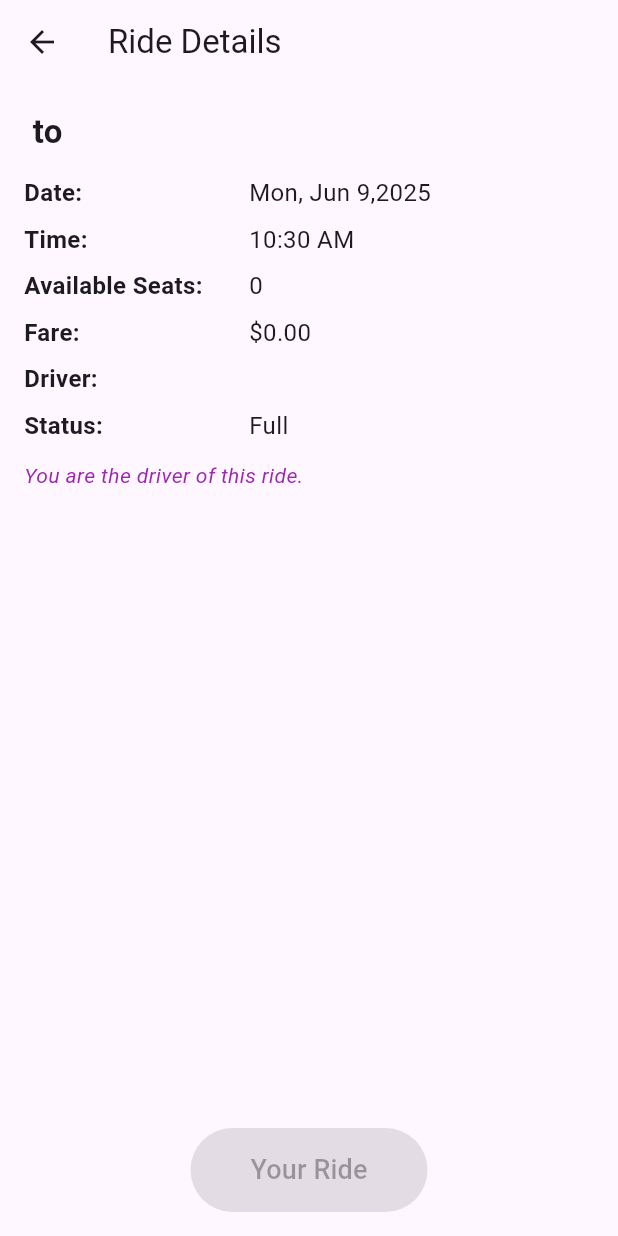
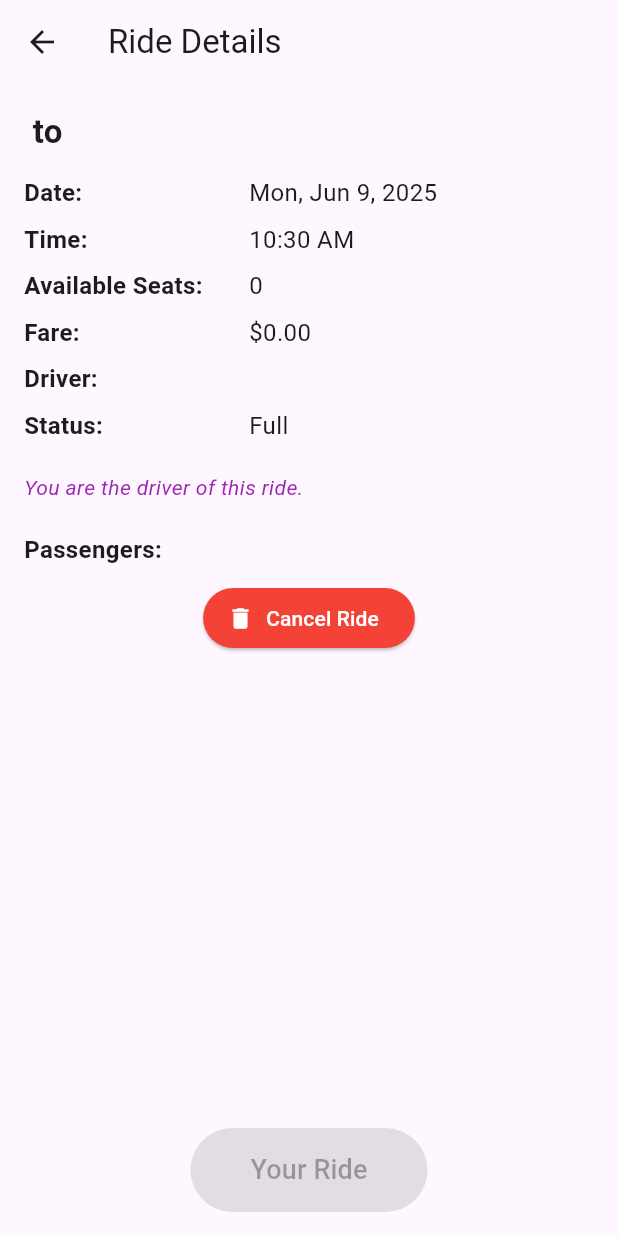
Before and after one commit to gracekazmierski/byuid_rideshare, a Flutter app: the RideDetailScreen screen opened directly with empty values, on a phone screen of 412 x 824 dp. Run offline on Flutter 3.47's test engine with Material 3 defaults, Android fonts, the phone set to English and light mode, and no system bars; our stand-ins replace cloud_firestore, firebase_auth, firebase_core, google_sign_in; accounts and stored records are empty.

Commit message:
task 1, delete rides finished

```diff
--- a/lib/screens/rides/ride_detail_screen.dart
+++ b/lib/screens/rides/ride_detail_screen.dart
@@ -17,7 +17,7 @@ class RideDetailScreen extends StatefulWidget {
 
 class _RideDetailScreenState extends State<RideDetailScreen> {
   User? _currentUser;
-  bool _isJoining = false; // To manage button state
+  bool _isJoining = false;
 
   @override
   void initState() {
@@ -39,7 +39,7 @@ class _RideDetailScreenState extends State<RideDetailScreen> {
 
     final String? errorMessage = await RideService.joinRide(widget.ride.id, _currentUser!.uid);
 
-    if (mounted) { // Check if the widget is still in the tree before setState
+    if (mounted) {
       setState(() {
         _isJoining = false;
       });
@@ -58,19 +58,18 @@ class _RideDetailScreenState extends State<RideDetailScreen> {
 
   @override
   Widget build(BuildContext context) {
-    // Use a StreamBuilder to get real-time updates for this specific ride
     return StreamBuilder<Ride>(
       stream: RideService.getRideStream(widget.ride.id),
       builder: (context, snapshot) {
-        Ride currentRide = widget.ride; // Fallback to initial ride if stream not ready
+        Ride currentRide = widget.ride;
 
         if (snapshot.connectionState == ConnectionState.waiting) {
-          // Can show a loading indicator or initial data
+          // Show loading spinner
+          return const Center(child: CircularProgressIndicator());
         } else if (snapshot.hasError) {
-          // Handle error, e.g., show a message or use initial data
           print('Error fetching ride stream: ${snapshot.error}');
         } else if (snapshot.hasData) {
-          currentRide = snapshot.data!; // Use real-time data if available
+          currentRide = snapshot.data!;
         }
 
         bool rideIsFull = currentRide.isFull || currentRide.availableSeats <= 0;
@@ -91,12 +90,13 @@ class _RideDetailScreenState extends State<RideDetailScreen> {
                   style: const TextStyle(fontSize: 22, fontWeight: FontWeight.bold),
                 ),
                 const SizedBox(height: 10),
-                _buildDetailRow('Date:', DateFormat('EEE, MMM d,yyyy').format(currentRide.rideDate.toDate())),
+                _buildDetailRow('Date:', DateFormat('EEE, MMM d, yyyy').format(currentRide.rideDate.toDate())),
                 _buildDetailRow('Time:', DateFormat('h:mm a').format(currentRide.rideDate.toDate())),
                 _buildDetailRow('Available Seats:', currentRide.availableSeats.toString()),
                 _buildDetailRow('Fare:', '\$${currentRide.fare?.toStringAsFixed(2) ?? 'N/A'}'),
                 _buildDetailRow('Driver:', currentRide.driverName),
                 _buildDetailRow('Status:', rideIsFull ? 'Full' : 'Available'),
+
                 if (hasJoined)
                   const Padding(
                     padding: EdgeInsets.only(top: 8.0),
@@ -105,29 +105,76 @@ class _RideDetailScreenState extends State<RideDetailScreen> {
                       style: TextStyle(fontStyle: FontStyle.italic, color: Colors.blue),
                     ),
                   ),
-                if (isDriver)
+
+                if (isDriver) ...[
                   const Padding(
-                    padding: EdgeInsets.only(top: 8.0),
+                    padding: EdgeInsets.only(top: 16.0),
                     child: Text(
                       'You are the driver of this ride.',
                       style: TextStyle(fontStyle: FontStyle.italic, color: Colors.purple),
                     ),
                   ),
-                const Spacer(), // Pushes the button to the bottom
+                  const SizedBox(height: 20),
+                  const Text('Passengers:', style: TextStyle(fontWeight: FontWeight.bold, fontSize: 16)),
+
+                  ...currentRide.joinedUserUids.map((uid) => ListTile(
+                        title: Text(uid),
+                        trailing: IconButton(
+                          icon: const Icon(Icons.remove_circle, color: Colors.red),
+                          onPressed: () async {
+                            await RideService.removePassenger(currentRide.id, uid);
+                            ScaffoldMessenger.of(context).showSnackBar(
+                              const SnackBar(content: Text('Passenger removed.')),
+                            );
+                          },
+                        ),
+                      )),
+
+                  const SizedBox(height: 10),
+
+                  Center(
+                    child: ElevatedButton.icon(
+                      icon: const Icon(Icons.delete),
+                      label: const Text('Cancel Ride'),
+                      style: ElevatedButton.styleFrom(
+                        backgroundColor: Colors.red,
+                        foregroundColor: Colors.white,
+                      ),
+                      onPressed: () async {
+                        await RideService.cancelRide(currentRide.id);
+                        if (mounted) {
+                          Navigator.of(context).pop();
+                          ScaffoldMessenger.of(context).showSnackBar(
+                            const SnackBar(content: Text('Ride canceled.')),
+                          );
+                        }
+                      },
+                    ),
+                  ),
+                ],
+
+                const Spacer(),
+
                 Center(
                   child: ElevatedButton(
                     onPressed: (rideIsFull || _isJoining || hasJoined || isDriver) ? null : _joinRide,
                     style: ElevatedButton.styleFrom(
-                      backgroundColor: (rideIsFull || hasJoined || isDriver) ? Colors.grey : Theme.of(context).primaryColor,
+                      backgroundColor: (rideIsFull || hasJoined || isDriver)
+                          ? Colors.grey
+                          : Theme.of(context).primaryColor,
                       foregroundColor: Colors.white,
                       padding: const EdgeInsets.symmetric(horizontal: 40, vertical: 15),
                     ),
                     child: _isJoining
                         ? const CircularProgressIndicator(color: Colors.white)
                         : Text(
-                      isDriver ? 'Your Ride' : (hasJoined ? 'Already Joined' : (rideIsFull ? 'Ride Full' : 'Join Ride')),
-                      style: const TextStyle(fontSize: 18),
-                    ),
+                            isDriver
+                                ? 'Your Ride'
+                                : (hasJoined
+                                    ? 'Already Joined'
+                                    : (rideIsFull ? 'Ride Full' : 'Join Ride')),
+                            style: const TextStyle(fontSize: 18),
+                          ),
                   ),
                 ),
               ],
@@ -145,7 +192,7 @@ class _RideDetailScreenState extends State<RideDetailScreen> {
         crossAxisAlignment: CrossAxisAlignment.start,
         children: [
           SizedBox(
-            width: 150, // Adjust width as needed for alignment
+            width: 150,
             child: Text(
               label,
               style: const TextStyle(fontWeight: FontWeight.bold, fontSize: 16),
```
Also changed, not shown: lib/services/ride_service.dart (+27 -0 lines).
